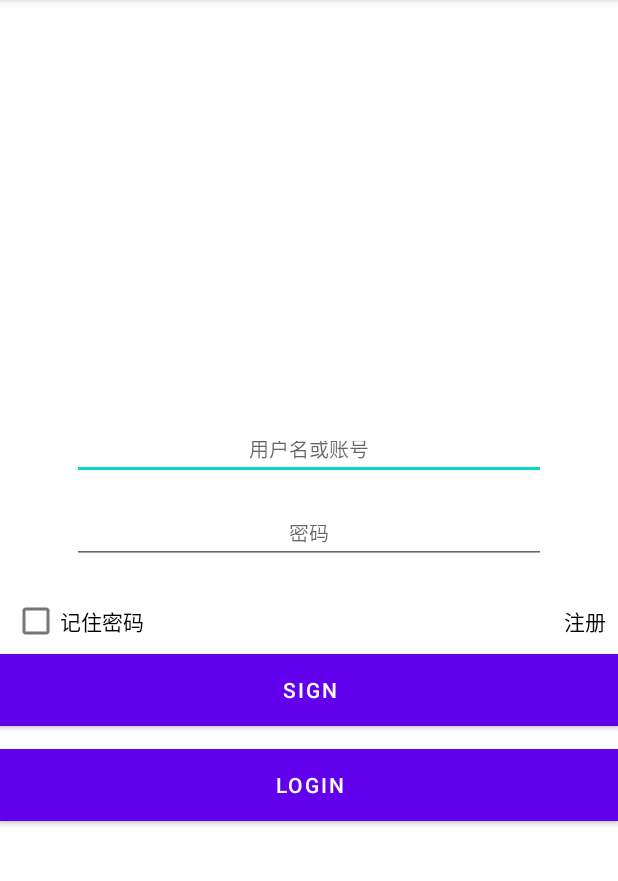
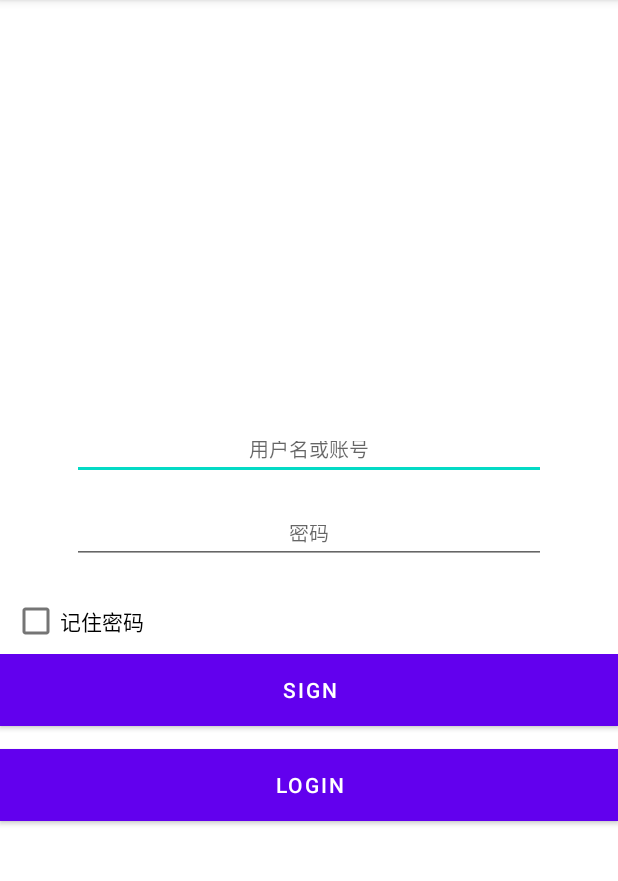
Before and after one commit to HuangHanPeng/MyShow, an Android app: the screen it shows after launch (Login), on a phone screen of 412 x 824 dp, the part 84-965 px from its top. Run offline under Robolectric (Android 15) with nearby library versions, the phone set to English and light mode, and no system bars; libraries missing offline, so code that uses them is left out: androidx.constraintlayout.motion.

Commit message:
add a some tips3

```diff
--- a/app/src/main/res/layout/activity_login.xml
+++ b/app/src/main/res/layout/activity_login.xml
@@ -82,20 +82,7 @@
 
         </CheckBox>
 
-        <TextView
-            android:id="@+id/tv_sign_up"
-            android:layout_width="wrap_content"
-            android:layout_height="wrap_content"
-            android:layout_alignBaseline="@id/cb_remember_pwd"
-            android:layout_alignParentEnd="true"
-            android:layout_alignParentBottom="true"
-            android:layout_marginEnd="8dp"
-            android:text="注册"
-            android:textColor="@color/black"
 
-            >
-
-        </TextView>
     </RelativeLayout>
 
     <RelativeLayout
@@ -115,6 +102,7 @@
             android:textColor="@color/white">
 
         </Button>
+
         <Button
             android:id="@+id/sign"
             android:layout_width="match_parent"
@@ -122,8 +110,7 @@
             android:layout_alignParentTop="true"
             android:background="@color/teal_200"
             android:text="Sign"
-            android:textColor="@color/white">
-        </Button>
+            android:textColor="@color/white"></Button>
 
     </RelativeLayout>
 
```
Also changed, not shown: 1 other file.
